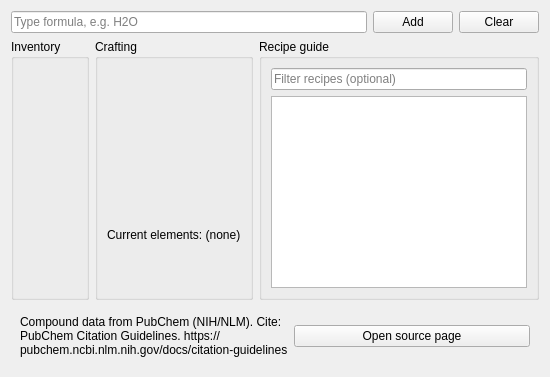
jemurrayPhD/OrbSim, file src/orbsim/ui/tabs/compound_builder.ui: the form before one commit.
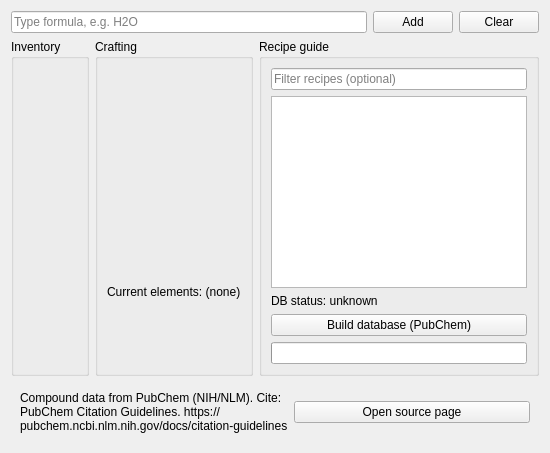
The form after the commit.

Commit message: Add runtime PubChem seed database build

```diff
--- a/src/orbsim/ui/tabs/compound_builder.ui
+++ b/src/orbsim/ui/tabs/compound_builder.ui
@@ -77,6 +77,30 @@
         <item>
          <widget class="QListWidget" name="recipeListWidget"/>
         </item>
+        <item>
+         <widget class="QLabel" name="dbStatusLabel">
+          <property name="text">
+           <string>DB status: unknown</string>
+          </property>
+         </widget>
+        </item>
+        <item>
+         <widget class="QPushButton" name="buildDbButton">
+          <property name="text">
+           <string>Build database (PubChem)</string>
+          </property>
+         </widget>
+        </item>
+        <item>
+         <widget class="QProgressBar" name="buildProgressBar">
+          <property name="value">
+           <number>0</number>
+          </property>
+          <property name="textVisible">
+           <bool>false</bool>
+          </property>
+         </widget>
+        </item>
        </layout>
       </widget>
      </item>
```
The commit also changes 7 other files.
